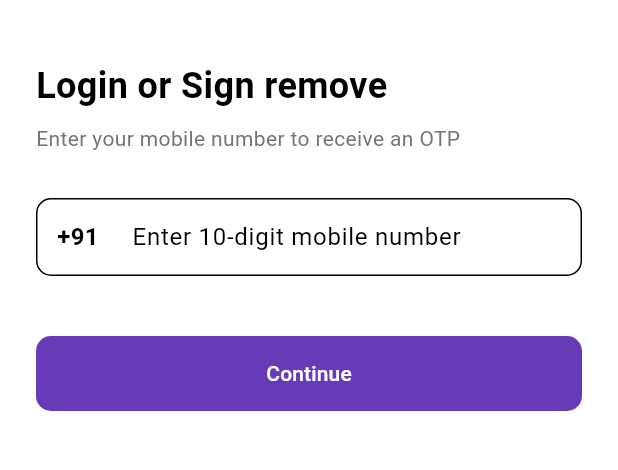
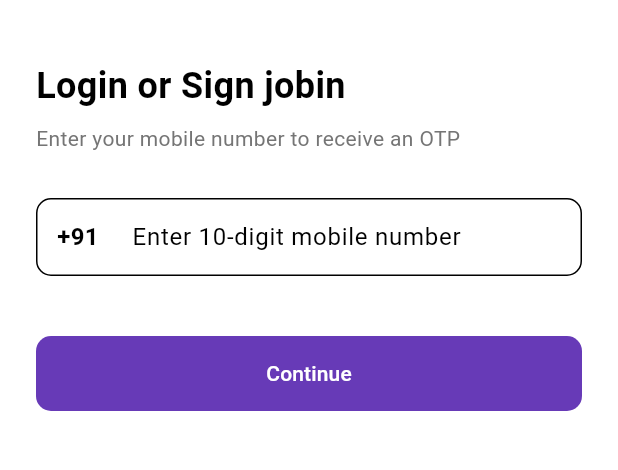
Before and after one commit to jobin114141/new_learn_ecomerse, a Flutter app: the screen it shows after launch, on a phone screen of 412 x 824 dp, the part 231-701 px from its top. Run offline on Flutter 3.47's test engine with Material 3 defaults, Android fonts, the phone set to English and light mode, and no system bars; our stand-ins replace cached_network_image, dartz, dio, flutter_hooks, flutter_secure_storage, go_router and 3 more; generated files the repository leaves out were written again; Roboto replaces fonts that are missing (Poppins).

Commit message:
updated by jobin added jobin

```diff
--- a/lib/features/auth/presentation/screens/phone_login_screen.dart
+++ b/lib/features/auth/presentation/screens/phone_login_screen.dart
@@ -58,7 +58,7 @@
 
                 const SizedBox(height: 40),
                 const Text(
-                  'Login or Sign remove',
+                  'Login or Sign jobin',
                   style: TextStyle(fontSize: 24, fontWeight: FontWeight.bold),
                 ),
                 const SizedBox(height: 8),
```
